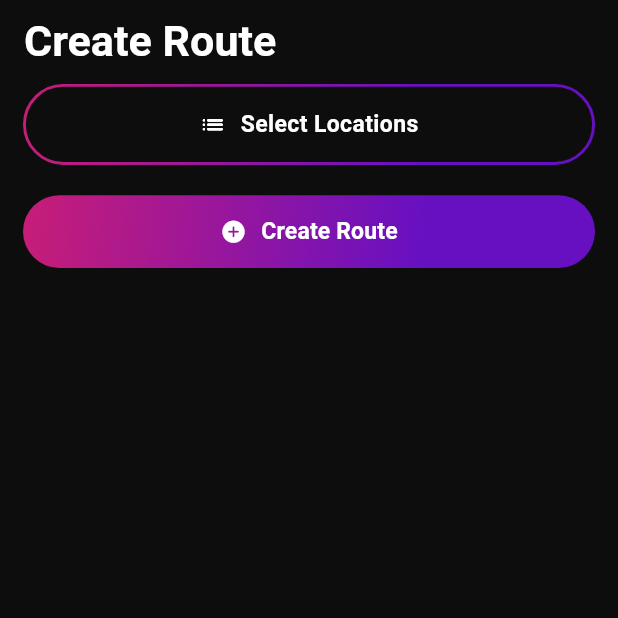
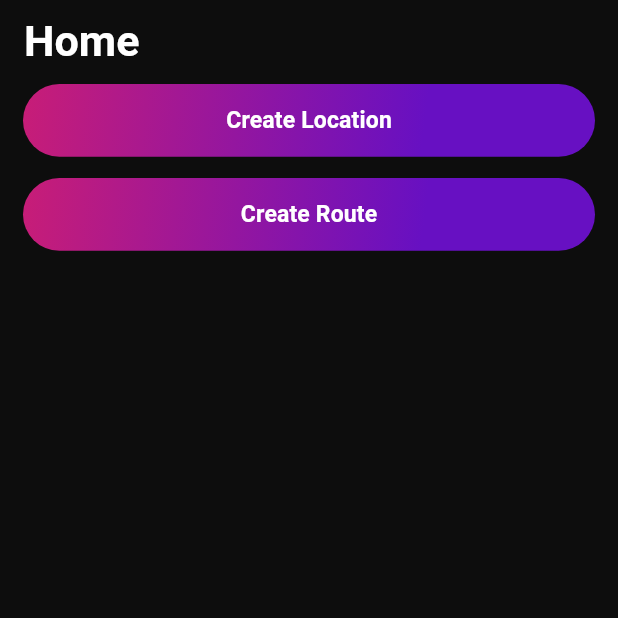
Before and after one commit to ahmednoaman-git/btt, a Flutter app: the screen it shows after launch, on a phone screen of 412 x 824 dp, the top half of it. Run offline on Flutter 3.47's test engine with Material 3 defaults, Android fonts, the phone set to English and light mode, and no system bars; drawn by our look-alikes of outline_gradient_button; our stand-ins replace cloud_firestore, firebase_core, flutter_animate, flutter_screenutil, google_maps_flutter, location and 1 more; missing offline and left inert: animated_check, flutter_polyline_points; accounts and stored records are empty.

Commit message:
Admin Home Page

```diff
--- a/lib/main.dart
+++ b/lib/main.dart
@@ -1,5 +1,7 @@
 import 'package:btt/services/route_services.dart';
 import 'package:btt/tools/firebase_options.dart';
+import 'package:btt/view/admin/admin_home_page.dart';
+import 'package:btt/view/admin/create%20location%20screen/create_location_screen.dart';
 import 'package:btt/view/admin/create%20route%20screen/create_route_screen.dart';
 import 'package:btt/view/global/constants/colors.dart';
 import 'package:firebase_core/firebase_core.dart';
@@ -35,7 +37,11 @@ class MyApp extends StatelessWidget {
             elevation: 0,
           ),
         ),
-        home: const CreateRouteScreen(),
+        routes: {
+          '/CreateLocation': (context) => CreateLocationScreen(),
+          '/CreateRoute': (context) => CreateRouteScreen(),
+        },
+        home: const AdminHomePage(),
       ),
     );
   }
--- /dev/null
+++ b/lib/view/admin/admin_home_page.dart
@@ -0,0 +1,39 @@
+import 'package:btt/view/widgets/action/main_button.dart';
+import 'package:flutter/material.dart';
+import 'package:flutter_screenutil/flutter_screenutil.dart';
+
+import '../global/constants/text_styles.dart';
+
+class AdminHomePage extends StatelessWidget {
+  const AdminHomePage({super.key});
+
+  @override
+  Widget build(BuildContext context) {
+    return Scaffold(
+      appBar: AppBar(
+        title: Text('Home', style: TextStyles.large),
+      ),
+      body: SingleChildScrollView(
+        child: Padding(
+          padding: EdgeInsets.symmetric(horizontal: 16.w),
+          child: Column(
+            children: [
+              MainButton(
+                  text: 'Create Location',
+                  onPressed: () {
+                    Navigator.of(context).pushNamed('/CreateLocation');
+                  }),
+              16.verticalSpace,
+              MainButton(
+                text: 'Create Route',
+                onPressed: () {
+                  Navigator.of(context).pushNamed('/CreateRoute');
+                },
+              ),
+            ],
+          ),
+        ),
+      ),
+    );
+  }
+}
```
